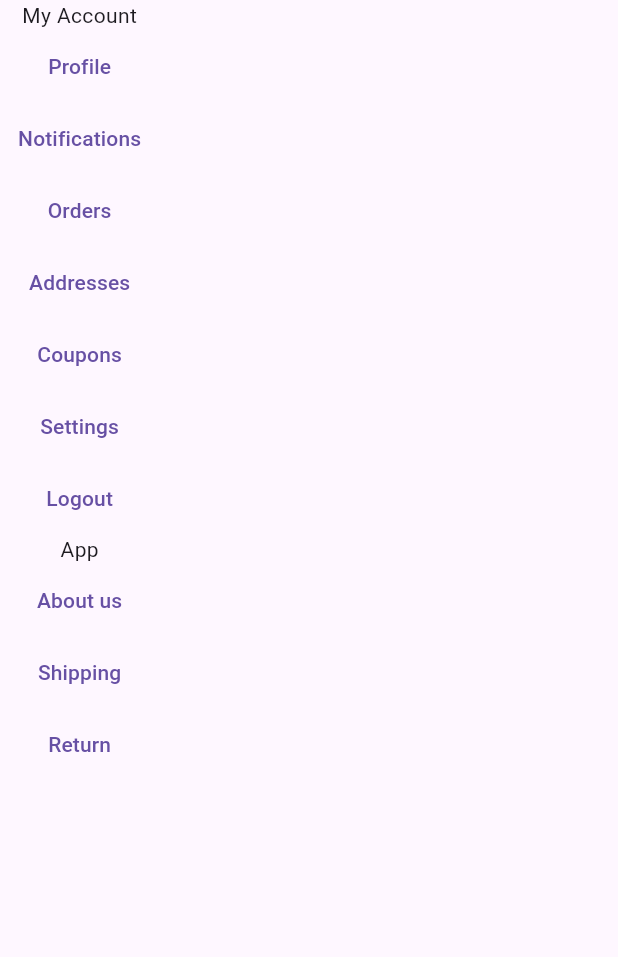
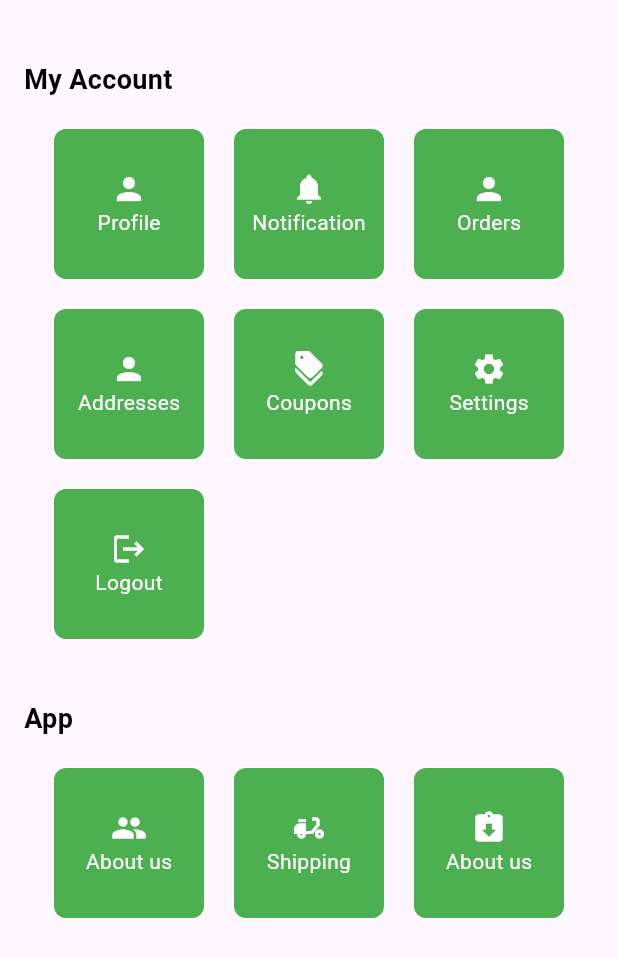
Before and after one commit to Amirelo/bookstoreflutter, a Flutter app: the AccountScreen screen opened directly, on a phone screen of 412 x 824 dp. Shown: the top 957 px of the screen. Run offline on Flutter 3.47's test engine with Material 3 defaults, Android fonts, the phone set to English and light mode, and no system bars.

Commit message:
Create CardAccount, update account Screen

```diff
--- a/lib/src/screens/bottom_nav/account_screen.dart
+++ b/lib/src/screens/bottom_nav/account_screen.dart
@@ -1,3 +1,4 @@
+import 'package:bookstore/src/screens/auth/sign_in_screen.dart';
 import 'package:bookstore/src/screens/home/account/about_us_screen.dart';
 import 'package:bookstore/src/screens/home/account/address_screen.dart';
 import 'package:bookstore/src/screens/home/account/coupon_screen.dart';
@@ -7,6 +8,8 @@ import 'package:bookstore/src/screens/home/account/profile_screen.dart';
 import 'package:bookstore/src/screens/home/account/return_screen.dart';
 import 'package:bookstore/src/screens/home/account/setting_screen.dart';
 import 'package:bookstore/src/screens/home/account/shipping_screen.dart';
+import 'package:bookstore/src/widgets/card_account.dart';
+import 'package:bookstore/src/widgets/custom_text.dart';
 import 'package:flutter/material.dart';
 import '../../constants/app_constant.dart' as Constants;
 
@@ -18,72 +21,133 @@ class AccountScreen extends StatelessWidget {
       Widget screen;
       switch (navName) {
         case Constants.NAV_PROFILE:
-          screen = ProfileScreen();
+          screen = const ProfileScreen();
           break;
         case Constants.NAV_NOTIFICATION:
-          screen = NotifcationScreen();
+          screen = const NotifcationScreen();
           break;
         case Constants.NAV_ORDER:
-          screen = OrderScreen();
+          screen = const OrderScreen();
           break;
         case Constants.NAV_ADDRESS:
-          screen = AddressScreen();
+          screen = const AddressScreen();
           break;
         case Constants.NAV_COUPON:
-          screen = CouponScreen();
+          screen = const CouponScreen();
           break;
         case Constants.NAV_SETTING:
-          screen = SettingScreen();
+          screen = const SettingScreen();
           break;
         case Constants.NAV_ABOUT_US:
-          screen = AboutUsScreen();
+          screen = const AboutUsScreen();
           break;
-        case Constants.NAV_SETTING:
-          screen = ShippingScreen();
+        case Constants.NAV_SHIPPING:
+          screen = const ShippingScreen();
           break;
         case Constants.NAV_RETURN_POLICY:
-          screen = ReturnScreen();
+          screen = const ReturnScreen();
           break;
         default:
           debugPrint("No path found");
-          screen = AccountScreen();
+          screen = const AccountScreen();
       }
       Navigator.push(context, MaterialPageRoute(builder: (context) => screen));
     }
 
+    void onLogoutPress() {
+      Navigator.pushReplacement(context,
+          MaterialPageRoute(builder: (context) => const SignInScreen()));
+    }
+
     return (Scaffold(
-      body: Column(children: [
-        const Text("My Account"),
-        TextButton(
-            onPressed: () => onCardPress(Constants.NAV_PROFILE),
-            child: const Text("Profile")),
-        TextButton(
-            onPressed: () => onCardPress(Constants.NAV_NOTIFICATION),
-            child: const Text("Notifications")),
-        TextButton(
-            onPressed: () => onCardPress(Constants.NAV_ORDER),
-            child: const Text("Orders")),
-        TextButton(
-            onPressed: () => onCardPress(Constants.NAV_ADDRESS),
-            child: const Text("Addresses")),
-        TextButton(
-            onPressed: () => onCardPress(Constants.NAV_COUPON),
-            child: const Text("Coupons")),
-        TextButton(
-            onPressed: () => onCardPress(Constants.NAV_SETTING),
-            child: const Text("Settings")),
-        TextButton(onPressed: () {}, child: const Text("Logout")),
-        const Text("App"),
-        TextButton(
-            onPressed: () => onCardPress(Constants.NAV_ABOUT_US),
-            child: const Text("About us")),
-        TextButton(
-            onPressed: () => onCardPress(Constants.NAV_SHIPPING),
-            child: const Text("Shipping")),
-        TextButton(
-            onPressed: () => onCardPress(Constants.NAV_RETURN_POLICY),
-            child: const Text("Return")),
-      ]),
+      body: Container(
+        width: const BoxConstraints().maxWidth,
+        padding: const EdgeInsets.only(top: 40, left: 16, right: 16),
+        child: Column(children: [
+          const Align(
+            alignment: Alignment.topLeft,
+            child: CustomText(
+              title: "My Account",
+              fontPreset: FontPresets.title,
+              paddingBottom: 20,
+            ),
+          ),
+          Padding(
+            padding: const EdgeInsets.only(bottom: 40),
+            child: Wrap(
+              alignment: WrapAlignment.spaceBetween,
+              spacing: 20,
+              runSpacing: 20,
+              children: [
+                CardAccount(
+                  title: "Profile",
+                  icon: Icons.person,
+                  onPress: () => onCardPress(Constants.NAV_PROFILE),
+                ),
+                CardAccount(
+                  title: "Notification",
+                  icon: Icons.notifications,
+                  onPress: () => onCardPress(Constants.NAV_NOTIFICATION),
+                ),
+                CardAccount(
+                  title: "Orders",
+                  icon: Icons.person,
+                  onPress: () => onCardPress(Constants.NAV_ORDER),
+                ),
+                CardAccount(
+                  title: "Addresses",
+                  icon: Icons.person,
+                  onPress: () => onCardPress(Constants.NAV_ADDRESS),
+                ),
+                CardAccount(
+                  title: "Coupons",
+                  icon: Icons.discount,
+                  onPress: () => onCardPress(Constants.NAV_COUPON),
+                ),
+                CardAccount(
+                  title: "Settings",
+                  icon: Icons.settings,
+                  onPress: () => onCardPress(Constants.NAV_SETTING),
+                ),
+                CardAccount(
+                  title: "Logout",
+                  icon: Icons.logout,
+                  onPress: onLogoutPress,
+                ),
+              ],
+            ),
+          ),
+          const Align(
+            alignment: Alignment.topLeft,
+            child: CustomText(
+              title: "App",
+              fontPreset: FontPresets.title,
+              paddingBottom: 20,
+            ),
+          ),
+          Wrap(
+            spacing: 20,
+            runSpacing: 20,
+            children: [
+              CardAccount(
+                title: "About us",
+                icon: Icons.group,
+                onPress: () => onCardPress(Constants.NAV_ABOUT_US),
+              ),
+              CardAccount(
+                title: "Shipping",
+                icon: Icons.delivery_dining,
+                onPress: () => onCardPress(Constants.NAV_SHIPPING),
+              ),
+              CardAccount(
+                title: "About us",
+                icon: Icons.assignment_returned,
+                onPress: () => onCardPress(Constants.NAV_RETURN_POLICY),
+              ),
+            ],
+          )
+        ]),
+      ),
     ));
   }
 }
--- /dev/null
+++ b/lib/src/widgets/card_account.dart
@@ -0,0 +1,45 @@
+import 'package:bookstore/src/widgets/custom_text.dart';
+import 'package:flutter/material.dart';
+
+class CardAccount extends StatelessWidget {
+  final void Function()? onPress;
+  final IconData? icon;
+  final String title;
+  final double width;
+  final double height;
+  final Color backgroundColor;
+  const CardAccount(
+      {super.key,
+      this.onPress,
+      this.icon,
+      required this.title,
+      this.width = 100,
+      this.height = 100,
+      this.backgroundColor = Colors.green});
+
+  @override
+  Widget build(BuildContext context) {
+    return Ink(
+      width: width,
+      height: height,
+      decoration: BoxDecoration(
+          borderRadius: BorderRadius.circular(8), color: backgroundColor),
+      child: (InkWell(
+        onTap: onPress,
+        child: Column(
+          mainAxisAlignment: MainAxisAlignment.center,
+          children: [
+            Icon(
+              icon,
+              color: Colors.white,
+            ),
+            CustomText(
+              title: title,
+              textColor: Colors.white,
+            )
+          ],
+        ),
+      )),
+    );
+  }
+}
--- a/lib/src/widgets/custom_text.dart
+++ b/lib/src/widgets/custom_text.dart
@@ -18,6 +18,7 @@ class CustomText extends StatelessWidget {
   final double paddingRight;
   final double padding;
   final FontPresets fontPreset;
+  final Color textColor;
 
   const CustomText(
       {super.key,
@@ -27,7 +28,8 @@ class CustomText extends StatelessWidget {
       this.paddingBottom = 0,
       this.paddingLeft = 0,
       this.paddingRight = 0,
-      this.fontPreset = FontPresets.normal});
+      this.fontPreset = FontPresets.normal,
+      this.textColor = Colors.black});
 
   @override
   Widget build(BuildContext context) {
@@ -72,7 +74,8 @@ class CustomText extends StatelessWidget {
             right: paddingRight != 0 ? paddingRight : padding),
         child: (Text(
           title,
-          style: TextStyle(fontSize: fontSize, fontWeight: fontWeight),
+          style: TextStyle(
+              fontSize: fontSize, fontWeight: fontWeight, color: textColor),
         )));
   }
 }
```
